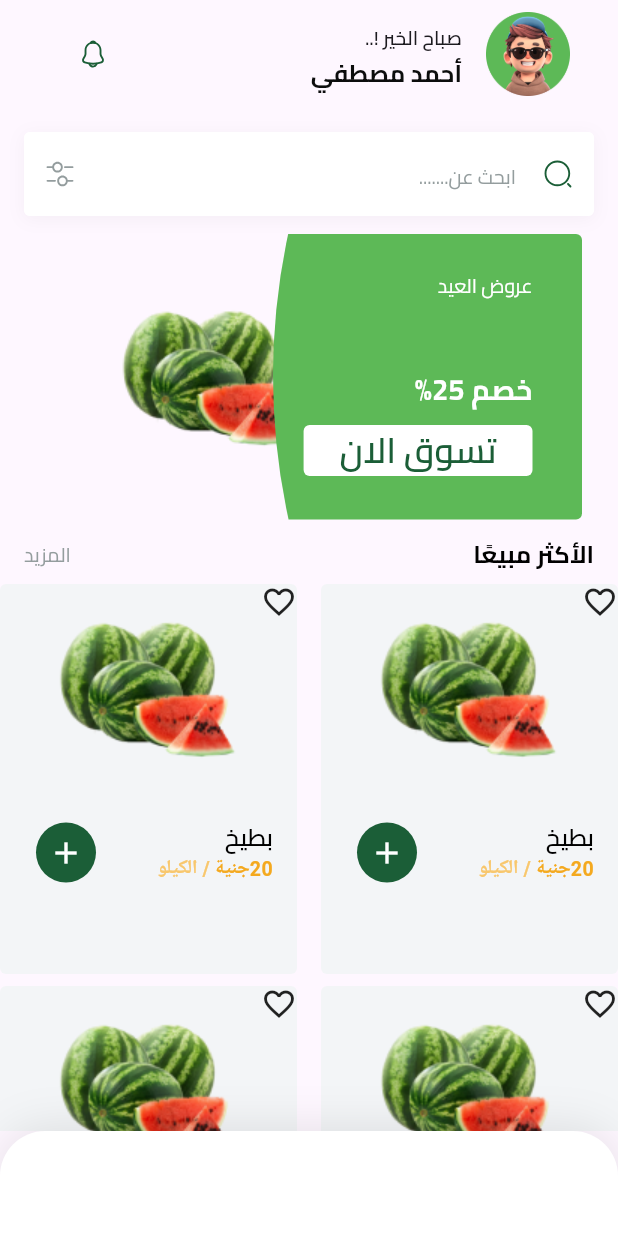
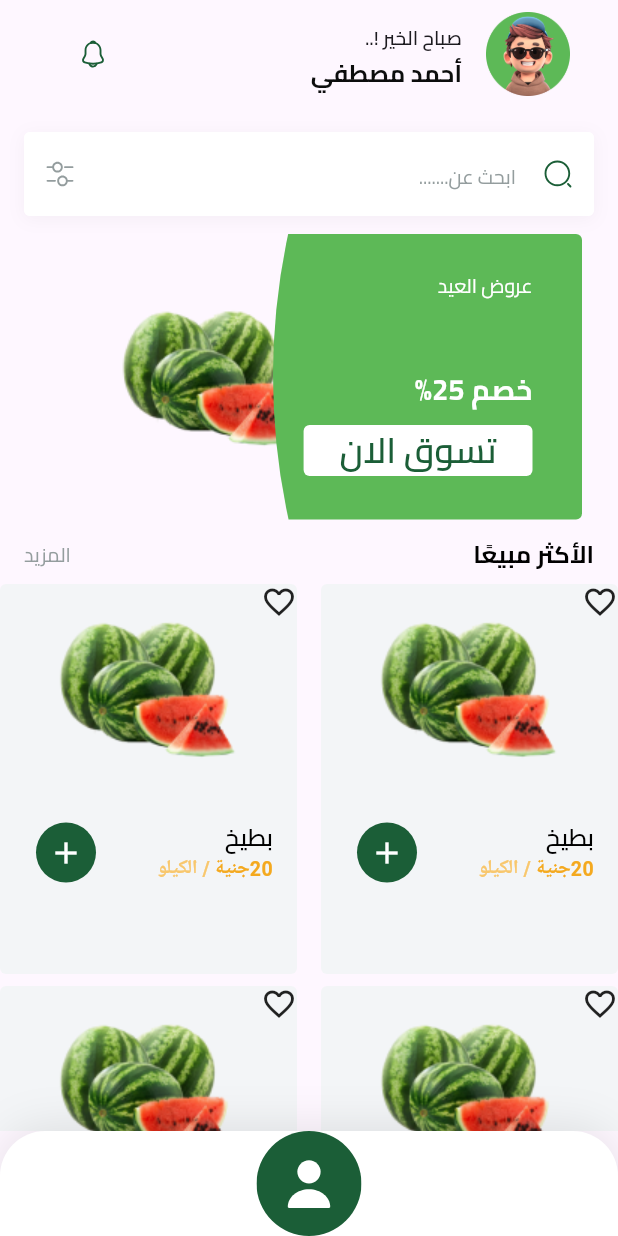
Before and after one commit to George-Anyas/Fruit-Hub, a Flutter app: the screen it shows after launch, on a phone screen of 412 x 824 dp. Run offline on Flutter 3.47's test engine with Material 3 defaults, Android fonts, the phone set to English and light mode, and no system bars; our stand-ins replace bloc, cloud_firestore, dartz, dots_indicator, firebase_auth, firebase_core and 8 more; missing offline and left inert: flutter_facebook_auth; accounts and stored records are empty.

Commit message:
add photos  of navgation bar

```diff
--- a/lib/core/utils/app_images.dart
+++ b/lib/core/utils/app_images.dart
@@ -9,6 +9,14 @@ class Assets {
   /// Assets for assetsImagesAppleLogo
   /// assets/images/Apple_logo.svg
   static const String assetsImagesAppleLogo = "assets/images/Apple_logo.svg";
+
+  /// Assets for assetsImagesCartActive
+  /// assets/images/cart_active.svg
+  static const String assetsImagesCartActive = "assets/images/cart_active.svg";
+
+  /// Assets for assetsImagesCartInActive
+  /// assets/images/cart_inActive.svg
+  static const String assetsImagesCartInActive = "assets/images/cart_inActive.svg";
 
   /// Assets for assetsImagesCheck
   /// assets/images/Check.svg
@@ -34,6 +42,14 @@ class Assets {
   /// assets/images/logo.svg
   static const String assetsImagesLogo = "assets/images/logo.svg";
 
+  /// Assets for assetsImagesMyAccountActive
+  /// assets/images/my_account_active.svg
+  static const String assetsImagesMyAccountActive = "assets/images/my_account_active.svg";
+
+  /// Assets for assetsImagesMyAccountInActive
+  /// assets/images/my_account_inActive.svg
+  static const String assetsImagesMyAccountInActive = "assets/images/my_account_inActive.svg";
+
   /// Assets for assetsImagesNotification
   /// assets/images/notification.svg
   static const String assetsImagesNotification = "assets/images/notification.svg";
@@ -53,6 +69,22 @@ class Assets {
   /// Assets for assetsImagesOnBoardingImage2
   /// assets/images/on_boarding_image2.svg
   static const String assetsImagesOnBoardingImage2 = "assets/images/on_boarding_image2.svg";
+
+  /// Assets for assetsImagesPersonalActive
+  /// assets/images/personal_active.svg
+  static const String assetsImagesPersonalActive = "assets/images/personal_active.svg";
+
+  /// Assets for assetsImagesPersonalInActive
+  /// assets/images/personal_inActive.svg
+  static const String assetsImagesPersonalInActive = "assets/images/personal_inActive.svg";
+
+  /// Assets for assetsImagesProductsActive
+  /// assets/images/products_active.svg
+  static const String assetsImagesProductsActive = "assets/images/products_active.svg";
+
+  /// Assets for assetsImagesProductsInActive
+  /// assets/images/products_inActive.svg
+  static const String assetsImagesProductsInActive = "assets/images/products_inActive.svg";
 
   /// Assets for assetsImagesProfileIcon
   /// assets/images/profile_icon.png
--- a/lib/features/home/presentaion/views/widgets/custom_bottom_navigation_bar.dart
+++ b/lib/features/home/presentaion/views/widgets/custom_bottom_navigation_bar.dart
@@ -1,4 +1,6 @@
 import 'package:flutter/material.dart';
+import 'package:flutter_svg/svg.dart';
+import 'package:fruit_app/core/utils/app_images.dart';
 
 class CustomBottomNavigationBar extends StatelessWidget {
   const CustomBottomNavigationBar({super.key});
@@ -6,6 +8,7 @@ class CustomBottomNavigationBar extends StatelessWidget {
   @override
   Widget build(BuildContext context) {
     return Container(
+        child: InActiveItem(image: Assets.assetsImagesPersonalActive),
         width: 375,
         height: 70,
         decoration: ShapeDecoration(
@@ -27,3 +30,12 @@ class CustomBottomNavigationBar extends StatelessWidget {
         ));
   }
 }
+
+class InActiveItem extends StatelessWidget {
+  const InActiveItem({super.key, required this.image});
+  final String image;
+  @override
+  Widget build(BuildContext context) {
+    return SvgPicture.asset(image);
+  }
+}
```
Also changed, not shown: assets/images/cart_active.svg (added), assets/images/cart_inActive.svg (added), assets/images/my_account_active.svg (added), assets/images/my_account_inActive.svg (added), assets/images/personal_active.svg (added), assets/images/personal_inActive.svg (added), assets/images/products_active.svg (added), assets/images/products_inActive.svg (added).
